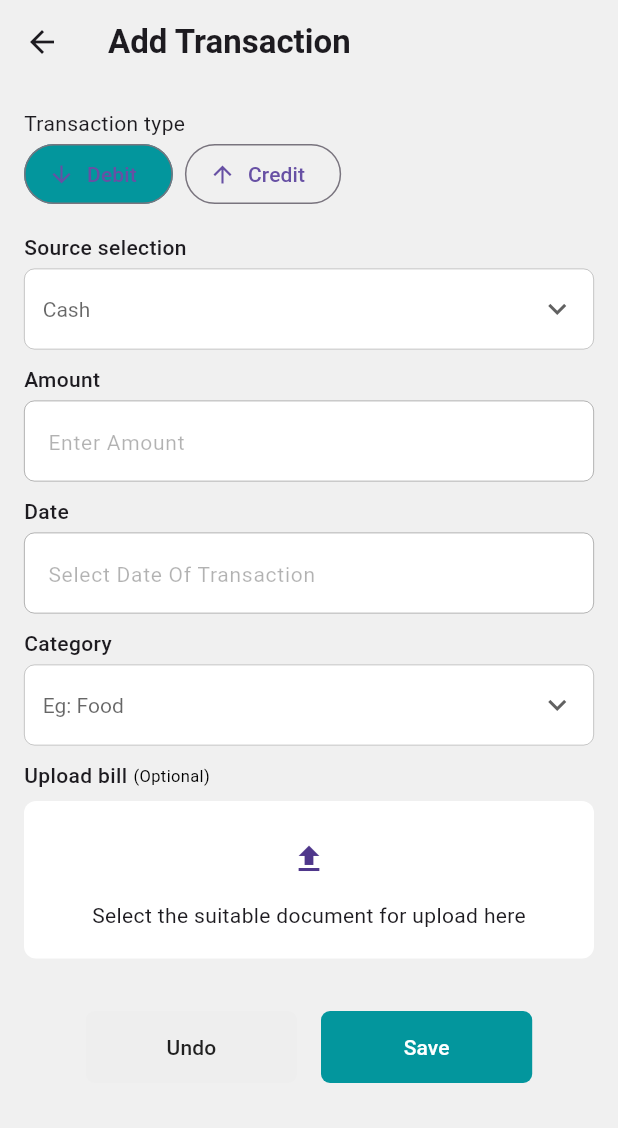
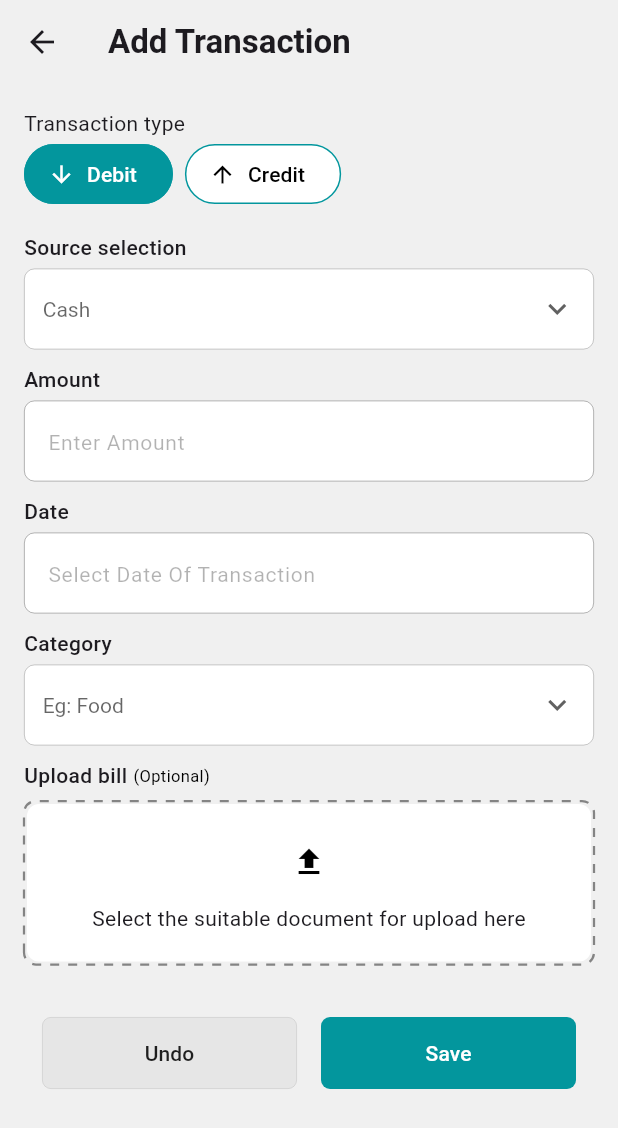
Before and after one commit to Arjun256900/goal-syncorb, a Flutter app: the AddNewTransactionScreen screen opened directly, on a phone screen of 412 x 824 dp. Shown: the top 1128 px of the screen. Run offline on Flutter 3.47's test engine with Material 3 defaults, Android fonts, the phone set to English and light mode, and no system bars; drawn by our look-alikes of dotted_border; our stand-ins replace file_picker, flutter_bloc.

Commit message:
arjun: UI clean up and complete

```diff
--- /dev/null
+++ b/lib/bloc/bloc_main.dart
@@ -0,0 +1,3 @@
+import 'package:flutter/material.dart';
+import 'package:flutter_bloc/flutter_bloc.dart';
+// class BlocMain extends Bloc<>{}
--- a/lib/screens/add_new_goal.dart
+++ b/lib/screens/add_new_goal.dart
@@ -57,7 +57,9 @@ class AddNewGoal extends StatelessWidget {
                   const SizedBox(height: 15),
 
                   ElevatedButton(
-                    onPressed: () {},
+                    onPressed: () {
+                      Navigator.of(context).pop();
+                    },
                     style: ElevatedButton.styleFrom(
                       fixedSize: Size(380, 48),
 
--- a/lib/screens/add_new_transaction_screen.dart
+++ b/lib/screens/add_new_transaction_screen.dart
@@ -1,10 +1,25 @@
+import 'package:file_picker/file_picker.dart';
 import 'package:flutter/material.dart';
 import 'package:goal/widgets/add_container.dart';
 import 'package:goal/widgets/custom_text_field.dart';
 import 'package:goal/widgets/dropDownField.dart';
+import 'package:goal/widgets/file_picker.dart';
 
-class AddNewTransactionScreen extends StatelessWidget {
+class AddNewTransactionScreen extends StatefulWidget {
   const AddNewTransactionScreen({super.key});
+
+  @override
+  State<AddNewTransactionScreen> createState() =>
+      _AddNewTransactionScreenState();
+}
+
+class _AddNewTransactionScreenState extends State<AddNewTransactionScreen> {
+  bool isDebit = true;
+  void setType() {
+    setState(() {
+      isDebit = !isDebit;
+    });
+  }
 
   @override
   Widget build(BuildContext context) {
@@ -26,17 +41,49 @@ class AddNewTransactionScreen extends StatelessWidget {
               children: [
                 OutlinedButton.icon(
                   style: OutlinedButton.styleFrom(
-                    backgroundColor: Theme.of(context).primaryColor,
+                    backgroundColor: isDebit
+                        ? Theme.of(context).primaryColor
+                        : Colors.white,
+                    side: BorderSide(color: Theme.of(context).primaryColor),
                   ),
-                  onPressed: () {},
-                  label: const Text("Debit"),
-                  icon: const Icon(Icons.arrow_downward),
+
+                  onPressed: () {
+                    if (isDebit) return;
+                    setType();
+                  },
+                  label: Text(
+                    "Debit",
+                    style: TextStyle(
+                      color: isDebit ? Colors.white : Colors.black,
+                    ),
+                  ),
+                  icon: Icon(
+                    Icons.arrow_downward,
+                    color: isDebit ? Colors.white : Colors.black,
+                  ),
                 ),
                 const SizedBox(width: 8),
                 OutlinedButton.icon(
-                  onPressed: () {},
-                  label: const Text("Credit"),
-                  icon: const Icon(Icons.arrow_upward),
+                  style: OutlinedButton.styleFrom(
+                    backgroundColor: !isDebit
+                        ? Theme.of(context).primaryColor
+                        : Colors.white,
+                    side: BorderSide(color: Theme.of(context).primaryColor),
+                  ),
+                  onPressed: () {
+                    if (!isDebit) return;
+                    setType();
+                  },
+                  label: Text(
+                    "Credit",
+                    style: TextStyle(
+                      color: !isDebit ? Colors.white : Colors.black,
+                    ),
+                  ),
+                  icon: Icon(
+                    Icons.arrow_upward,
+                    color: !isDebit ? Colors.white : Colors.black,
+                  ),
                 ),
               ],
             ),
@@ -74,17 +121,13 @@ class AddNewTransactionScreen extends StatelessWidget {
               ],
             ),
             const SizedBox(height: 7),
-            AddContainer(
+            FilePickerWidget(
               subtext: "Select the suitable document for upload here",
-              isGoal: false,
-              isUpload: true,
             ),
             const SizedBox(height: 35),
 
             Padding(
-              padding: EdgeInsets.symmetric(
-                horizontal: MediaQuery.of(context).size.width * 0.1,
-              ), // 10% margins
+              padding: EdgeInsets.symmetric(horizontal: 12),
               child: Row(
                 children: [
                   // Undo Button
@@ -92,8 +135,12 @@ class AddNewTransactionScreen extends StatelessWidget {
                     child: TextButton(
                       onPressed: () {},
                       style: TextButton.styleFrom(
-                        backgroundColor: Colors.grey.shade200,
+                        backgroundColor: Color(0xFFE6E6E6),
                         foregroundColor: Colors.black87,
+                        side: BorderSide(
+                          color: Color.fromRGBO(0, 0, 0, 0.1),
+                          width: 0.5,
+                        ),
                         padding: const EdgeInsets.symmetric(vertical: 14),
                         shape: RoundedRectangleBorder(
                           borderRadius: BorderRadius.circular(6),
@@ -106,7 +153,9 @@ class AddNewTransactionScreen extends StatelessWidget {
                   // Save Button
                   Expanded(
                     child: ElevatedButton(
-                      onPressed: () {},
+                      onPressed: () {
+                        Navigator.of(context).pop();
+                      },
                       style: ElevatedButton.styleFrom(
                         backgroundColor: Theme.of(context).primaryColor,
                         foregroundColor: Colors.white,
--- a/lib/screens/set_goal.dart
+++ b/lib/screens/set_goal.dart
@@ -21,7 +21,7 @@ class SetGoal extends StatelessWidget {
             AddContainer(
               subtext: "Add New Goal",
               isGoal: true,
-              isUpload: false,
+
             ),
             const SizedBox(height: 25),
             Text(
--- a/lib/screens/transaction_screen.dart
+++ b/lib/screens/transaction_screen.dart
@@ -23,7 +23,7 @@ class TransactionScreen extends StatelessWidget {
             AddContainer(
               subtext: "Add New Transaction",
               isGoal: false,
-              isUpload: false,
+
             ),
             const SizedBox(height: 25),
             Text(
--- a/lib/widgets/add_container.dart
+++ b/lib/widgets/add_container.dart
@@ -6,13 +6,7 @@ import 'package:goal/screens/add_new_transaction_screen.dart';
 class AddContainer extends StatelessWidget {
   final String subtext;
   final bool isGoal;
-  final bool isUpload;
-  const AddContainer({
-    super.key,
-    required this.subtext,
-    required this.isGoal,
-    required this.isUpload,
-  });
+  const AddContainer({super.key, required this.subtext, required this.isGoal});
 
   @override
   Widget build(BuildContext context) {
@@ -37,8 +31,8 @@ class AddContainer extends StatelessWidget {
             mainAxisAlignment: MainAxisAlignment.center,
             children: [
               CircleAvatar(
-                backgroundColor: Color(isUpload ? 0xFFFFFFFF : 0xFFE8F5F6),
-                child: Center(child: Icon(isUpload ? Icons.upload : Icons.add)),
+                backgroundColor: Color(0xFFE8F5F6),
+                child: Center(child: Icon(Icons.add)),
               ),
               const SizedBox(height: 8),
               Text(subtext),
--- /dev/null
+++ b/lib/widgets/file_picker.dart
@@ -0,0 +1,72 @@
+import 'package:flutter/material.dart';
+import 'package:dotted_border/dotted_border.dart';
+import 'package:file_picker/file_picker.dart';
+
+class FilePickerWidget extends StatefulWidget {
+  final String subtext;
+  const FilePickerWidget({super.key, required this.subtext});
+
+  @override
+  State<FilePickerWidget> createState() => _FilePickerWidgetState();
+}
+
+class _FilePickerWidgetState extends State<FilePickerWidget> {
+  String? fileName;
+
+  void _pickFile() async {
+    FilePickerResult? result = await FilePicker.platform.pickFiles();
+
+    if (result != null) {
+      setState(() {
+        fileName = result.files.single.name;
+      });
+      // You can also get the path: result.files.single.path;
+      debugPrint("Picked file: $fileName");
+    } else {
+      debugPrint("No file selected.");
+    }
+  }
+
+  @override
+  Widget build(BuildContext context) {
+    return InkWell(
+      onTap: _pickFile,
+      child: DottedBorder(
+        options: RoundedRectDottedBorderOptions(
+          radius: Radius.circular(8),
+          strokeWidth: 1.5,
+          dashPattern: [6, 6],
+          color: Color.fromRGBO(0, 0, 0, 0.45),
+        ),
+        child: Container(
+          height: 105,
+          width: double.infinity,
+          decoration: BoxDecoration(
+            color: Colors.white,
+            borderRadius: BorderRadius.circular(8),
+          ),
+          child: Center(
+            child: Column(
+              mainAxisAlignment: MainAxisAlignment.center,
+              children: [
+                CircleAvatar(
+                  backgroundColor: Color.fromRGBO(0, 0, 0, 0),
+                  child: Icon(
+                    fileName != null ? Icons.done : Icons.upload,
+                    size: 24,
+                    color: Colors.black,
+                  ),
+                ),
+                const SizedBox(height: 8),
+                Text(
+                  fileName ?? widget.subtext,
+                  style: const TextStyle(fontSize: 14),
+                ),
+              ],
+            ),
+          ),
+        ),
+      ),
+    );
+  }
+}
--- a/pubspec.yaml
+++ b/pubspec.yaml
@@ -34,6 +34,9 @@ dependencies:
   # The following adds the Cupertino Icons font to your application.
   # Use with the CupertinoIcons class for iOS style icons.
   cupertino_icons: ^1.0.8
+  flutter_bloc:
+  dotted_border:
+  file_picker:
 
 dev_dependencies:
   flutter_test:
```
Also changed, not shown: lib/bloc/bloc_events.dart (added), pubspec.lock, 1 other file.
